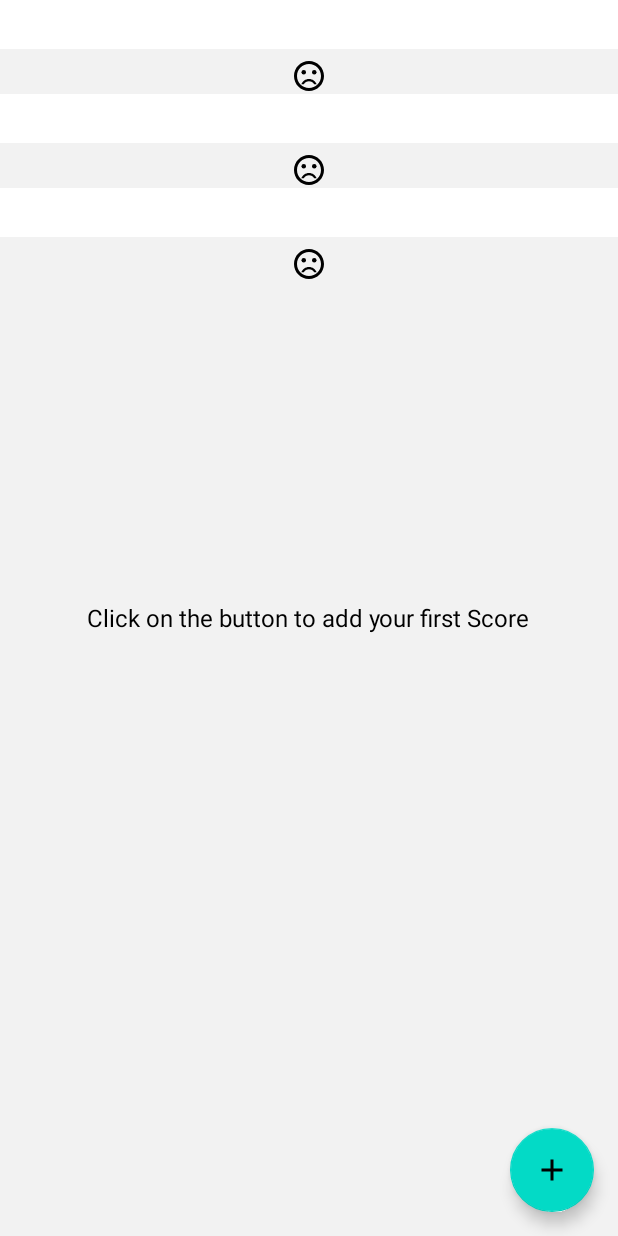
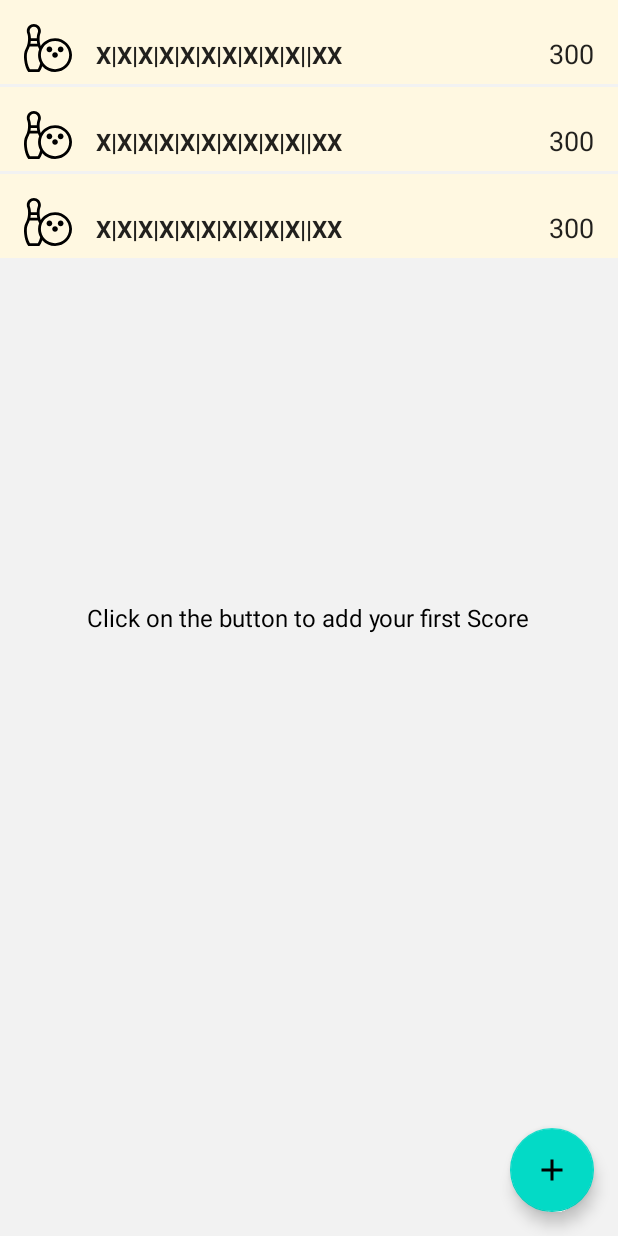
Before and after one commit to thsaraiva/BowlingScoreKt, an Android app: the layout score_list_activity_layout.xml on its own in the app's theme, with its tools: preview values and no code run, on a phone screen of 412 x 824 dp. Run offline under Robolectric (Android 15) with nearby library versions, the phone set to English and light mode, and no system bars.

Commit message:
layout adjusts

```diff
--- a/app/src/main/java/com/examples/thsaraiva/bowlingscorekt/scoreList/view/ScoreListAdapter.kt
+++ b/app/src/main/java/com/examples/thsaraiva/bowlingscorekt/scoreList/view/ScoreListAdapter.kt
@@ -3,7 +3,6 @@ package com.examples.thsaraiva.bowlingscorekt.scoreList.view
 import android.view.LayoutInflater
 import android.view.View
 import android.view.ViewGroup
-import android.widget.ImageView
 import android.widget.TextView
 import androidx.recyclerview.widget.RecyclerView
 import com.examples.thsaraiva.bowlingscorekt.R
@@ -11,10 +10,10 @@ import com.examples.thsaraiva.bowlingscorekt.scoreList.repository.dataSource.Sco
 
 class ScoreListAdapter : RecyclerView.Adapter<ScoreListAdapter.WordItemViewHolder>() {
 
-    private var wordList: List<Score> = ArrayList()
+    private var wordList: List<Score> = listOf()
 
     override fun onCreateViewHolder(parent: ViewGroup, viewType: Int): ScoreListAdapter.WordItemViewHolder {
-        val itemView = LayoutInflater.from(parent.context).inflate(R.layout.recyclerview_item, parent, false)
+        val itemView = LayoutInflater.from(parent.context).inflate(R.layout.score_list_item_layout, parent, false)
         return ScoreListAdapter.WordItemViewHolder(itemView)
     }
 
@@ -33,20 +32,15 @@ class ScoreListAdapter : RecyclerView.Adapter<ScoreListAdapter.WordItemViewHolde
 
     class WordItemViewHolder(view: View) : RecyclerView.ViewHolder(view) {
 
-        private var wordTextView: TextView = view.findViewById(R.id.word_textview)
-        private var noResultsImageView: ImageView = view.findViewById(R.id.no_results_ic)
+        private var scoreString: TextView = view.findViewById(R.id.score_string)
+        private var computedScore: TextView = view.findViewById(R.id.computed_score)
 
         fun bind(score: Score) {
-            noResultsImageView.visibility = View.GONE
-            wordTextView.text = score.score
-            wordTextView.visibility = View.VISIBLE
+            with(scoreString) {
+                text = score.score
+                visibility = View.VISIBLE
+            }
+            computedScore.text = score.computedScore.toString()
         }
-
-        fun showNoDataPlaceHolder() {
-            wordTextView.visibility = View.GONE
-            noResultsImageView.visibility = View.VISIBLE
-
-        }
-
     }
 }
--- /dev/null
+++ b/app/src/main/res/drawable/ic_bowling.xml
@@ -0,0 +1,7 @@
+<vector android:height="24dp" android:viewportHeight="512"
+    android:viewportWidth="512" android:width="24dp" xmlns:android="http://schemas.android.com/apk/res/android">
+    <path android:fillColor="#FF000000" android:pathData="M331,151c-63.924,0 -120.213,33.126 -152.425,83.022c-13.815,-36.088 -16.571,-101.226 -4.474,-129.824C178.015,94.942 180,85.119 180,75c0,-41.451 -33.544,-75 -75,-75C63.55,0 30,33.544 30,75c0,10.119 1.985,19.942 5.899,29.198c13.053,30.859 8.814,104.274 -7.955,137.815C9.071,279.758 0,299.946 0,346c0,24.048 5.873,112.642 46,166h118c11.53,-15.333 23.657,-40.175 30.772,-62.261C229.529,489.424 278.45,512 331,512c99.509,0 181,-81.505 181,-181C512,231.748 430.804,151 331,151zM105,30c24.87,0 45,20.126 45,45c0,6.082 -1.188,11.974 -3.53,17.511c-6.559,15.508 -9.681,36.388 -10.08,58.489H73.611c-0.4,-22.101 -3.521,-42.981 -10.081,-58.489C61.188,86.974 60,81.082 60,75C60,50.13 80.126,30 105,30zM141.488,211H68.513c1.817,-9.6 3.195,-19.732 4.065,-30h64.844C138.292,191.268 139.671,201.4 141.488,211zM146.985,482H63.017C38.771,445.111 30,388.348 30,346c0,-39.029 6.367,-53.75 24.776,-90.571c2.139,-4.278 4.134,-9.132 5.967,-14.429h88.513c1.833,5.297 3.828,10.15 5.967,14.428c2.054,4.108 4.178,8.39 6.214,12.606C154.051,287.643 150,308.858 150,331c0,30.791 7.764,60.468 22.353,86.848C166.626,443.397 157.944,465.343 146.985,482zM331,482c-83.262,0 -151,-67.738 -151,-151c0,-82.71 67.738,-150 151,-150s151,67.29 151,150C482,414.262 414.262,482 331,482z"/>
+    <path android:fillColor="#FF000000" android:pathData="M271,241c-16.542,0 -30,13.458 -30,30s13.458,30 30,30s30,-13.458 30,-30S287.542,241 271,241z"/>
+    <path android:fillColor="#FF000000" android:pathData="M391,241c-16.542,0 -30,13.458 -30,30s13.458,30 30,30s30,-13.458 30,-30S407.542,241 391,241z"/>
+    <path android:fillColor="#FF000000" android:pathData="M331,301c-16.542,0 -30,13.458 -30,30s13.458,30 30,30s30,-13.458 30,-30S347.542,301 331,301z"/>
+</vector>
--- a/app/src/main/res/layout/add_score_activity.xml
+++ b/app/src/main/res/layout/add_score_activity.xml
@@ -38,6 +38,7 @@
                 android:layout_height="wrap_content"
                 android:layout_margin="4dp"
                 android:layout_weight="1"
+                android:onClick="onClick"
                 android:text="7" />
 
             <com.google.android.material.button.MaterialButton
--- a/app/src/main/res/layout/recyclerview_item.xml
+++ /dev/null
@@ -1,23 +0,0 @@
-<?xml version="1.0" encoding="utf-8"?>
-<LinearLayout xmlns:android="http://schemas.android.com/apk/res/android"
-    xmlns:tools="http://schemas.android.com/tools"
-    android:layout_width="match_parent"
-    android:layout_height="wrap_content"
-    android:orientation="vertical">
-
-    <TextView
-        android:id="@+id/word_textview"
-        style="@style/word_title"
-        android:layout_width="match_parent"
-        android:layout_height="wrap_content"
-        android:background="@android:color/white" />
-
-    <ImageView
-        android:id="@+id/no_results_ic"
-        android:layout_width="wrap_content"
-        android:layout_height="wrap_content"
-        android:layout_gravity="center"
-        android:src="@drawable/ic_sad_face_black_24dp"
-        android:visibility="gone"
-        tools:visibility="visible" />
-</LinearLayout>
--- a/app/src/main/res/layout/score_list_activity_layout.xml
+++ b/app/src/main/res/layout/score_list_activity_layout.xml
@@ -12,7 +12,7 @@
         android:layout_width="match_parent"
         android:layout_height="match_parent"
         android:layout_centerInParent="true"
-        tools:listitem="@layout/recyclerview_item" />
+        tools:listitem="@layout/score_list_item_layout" />
 
     <TextView
         android:id="@+id/no_results_place_holder"
--- /dev/null
+++ b/app/src/main/res/layout/score_list_item_layout.xml
@@ -0,0 +1,44 @@
+<?xml version="1.0" encoding="utf-8"?>
+<LinearLayout xmlns:android="http://schemas.android.com/apk/res/android"
+    xmlns:tools="http://schemas.android.com/tools"
+    android:layout_width="match_parent"
+    android:layout_height="56dp"
+    android:layout_marginBottom="2dp"
+    android:background="@color/amber"
+    android:orientation="horizontal"
+    android:paddingBottom="8dp"
+    android:paddingEnd="16dp"
+    android:paddingStart="16dp"
+    android:paddingTop="8dp">
+
+    <ImageView
+        android:id="@+id/icon"
+        android:layout_width="32dp"
+        android:layout_height="32dp"
+        android:layout_gravity="bottom"
+        android:src="@drawable/ic_bowling" />
+
+    <TextView
+        android:id="@+id/score_string"
+        style="@android:style/TextAppearance"
+        android:layout_width="0dp"
+        android:layout_height="wrap_content"
+        android:layout_gravity="bottom"
+        android:layout_marginStart="16dp"
+        android:layout_weight="0.8"
+        android:lines="1"
+        android:textSize="16sp"
+        android:textStyle="bold"
+        tools:text="X|X|X|X|X|X|X|X|X|X||XX" />
+
+    <TextView
+        android:id="@+id/computed_score"
+        style="@android:style/TextAppearance"
+        android:layout_width="0dp"
+        android:layout_height="wrap_content"
+        android:layout_gravity="bottom"
+        android:layout_weight="0.2"
+        android:gravity="end"
+        android:textSize="18sp"
+        tools:text="300" />
+</LinearLayout>
--- a/app/src/main/res/values/colors.xml
+++ b/app/src/main/res/values/colors.xml
@@ -11,5 +11,8 @@
     <color name="primaryTextColor">#000000</color>
     <color name="secondaryTextColor">#000000</color>
     <color name="defaultBackground">#F2F2F2</color>
+    <color name="cinder">#212C30</color>
+    <color name="white">#FFFFFF</color>
+    <color name="amber">#fff8e1</color>
 
 </resources>
```
